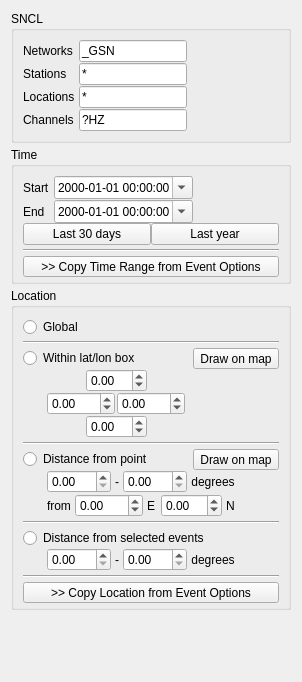
This is pyweed/gui/uic/StationOptionsWidget.ui in iris-edu/pyweed as Qt 5 draws it before an edit. The edited form follows.
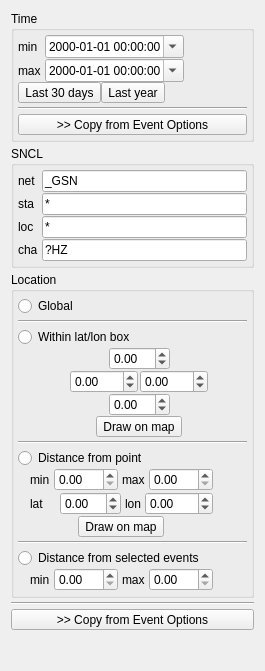
This is the edited form.

Commit message: Event/station option panels update, this tries to use the space better across Mac/Windows/Linux versions. Fix for failed update on options copy, we were emitting extra events that reverted state :P

```diff
--- a/pyweed/gui/uic/StationOptionsWidget.ui
+++ b/pyweed/gui/uic/StationOptionsWidget.ui
@@ -6,8 +6,8 @@
    <rect>
     <x>0</x>
     <y>0</y>
-    <width>302</width>
-    <height>682</height>
+    <width>265</width>
+    <height>671</height>
    </rect>
   </property>
   <property name="sizePolicy">
@@ -20,6 +20,165 @@
    <property name="spacing">
     <number>4</number>
    </property>
+   <item>
+    <widget class="QGroupBox" name="timeGroupBox">
+     <property name="title">
+      <string>Time</string>
+     </property>
+     <layout class="QVBoxLayout" name="verticalLayout_2">
+      <property name="spacing">
+       <number>4</number>
+      </property>
+      <property name="leftMargin">
+       <number>4</number>
+      </property>
+      <property name="topMargin">
+       <number>4</number>
+      </property>
+      <property name="rightMargin">
+       <number>4</number>
+      </property>
+      <property name="bottomMargin">
+       <number>4</number>
+      </property>
+      <item>
+       <layout class="QVBoxLayout" name="verticalLayout_6">
+        <property name="spacing">
+         <number>0</number>
+        </property>
+        <item>
+         <layout class="QFormLayout" name="formLayout_2">
+          <property name="fieldGrowthPolicy">
+           <enum>QFormLayout::FieldsStayAtSizeHint</enum>
+          </property>
+          <property name="formAlignment">
+           <set>Qt::AlignLeading|Qt::AlignLeft|Qt::AlignTop</set>
+          </property>
+          <property name="horizontalSpacing">
+           <number>4</number>
+          </property>
+          <property name="verticalSpacing">
+           <number>1</number>
+          </property>
+          <item row="0" column="0">
+           <widget class="QLabel" name="starttimeLabel">
+            <property name="text">
+             <string>min</string>
+            </property>
+           </widget>
+          </item>
+          <item row="0" column="1">
+           <widget class="QDateTimeEdit" name="starttimeDateTimeEdit">
+            <property name="sizePolicy">
+             <sizepolicy hsizetype="Preferred" vsizetype="Fixed">
+              <horstretch>0</horstretch>
+              <verstretch>0</verstretch>
+             </sizepolicy>
+            </property>
+            <property name="alignment">
+             <set>Qt::AlignLeading|Qt::AlignLeft|Qt::AlignVCenter</set>
+            </property>
+            <property name="displayFormat">
+             <string>yyyy-MM-dd hh:mm:ss</string>
+            </property>
+            <property name="calendarPopup">
+             <bool>true</bool>
+            </property>
+            <property name="timeSpec">
+             <enum>Qt::UTC</enum>
+            </property>
+           </widget>
+          </item>
+          <item row="1" column="0">
+           <widget class="QLabel" name="endtimeLabel">
+            <property name="text">
+             <string>max</string>
+            </property>
+           </widget>
+          </item>
+          <item row="1" column="1">
+           <widget class="QDateTimeEdit" name="endtimeDateTimeEdit">
+            <property name="sizePolicy">
+             <sizepolicy hsizetype="Preferred" vsizetype="Fixed">
+              <horstretch>0</horstretch>
+              <verstretch>0</verstretch>
+             </sizepolicy>
+            </property>
+            <property name="showGroupSeparator" stdset="0">
+             <bool>false</bool>
+            </property>
+            <property name="displayFormat">
+             <string>yyyy-MM-dd hh:mm:ss</string>
+            </property>
+            <property name="calendarPopup">
+             <bool>true</bool>
+            </property>
+            <property name="timeSpec">
+             <enum>Qt::UTC</enum>
+            </property>
+           </widget>
+          </item>
+         </layout>
+        </item>
+        <item>
+         <layout class="QHBoxLayout" name="horizontalLayout_7">
+          <item>
+           <widget class="QToolButton" name="time30DaysToolButton">
+            <property name="text">
+             <string>Last 30 days</string>
+            </property>
+           </widget>
+          </item>
+          <item>
+           <widget class="QToolButton" name="time1YearToolButton">
+            <property name="text">
+             <string>Last year</string>
+            </property>
+           </widget>
+          </item>
+          <item>
+           <spacer name="horizontalSpacer_6">
+            <property name="orientation">
+             <enum>Qt::Horizontal</enum>
+            </property>
+            <property name="sizeType">
+             <enum>QSizePolicy::Expanding</enum>
+            </property>
+            <property name="sizeHint" stdset="0">
+             <size>
+              <width>0</width>
+              <height>0</height>
+             </size>
+            </property>
+           </spacer>
+          </item>
+         </layout>
+        </item>
+       </layout>
+      </item>
+      <item>
+       <widget class="Line" name="line_3">
+        <property name="orientation">
+         <enum>Qt::Horizontal</enum>
+        </property>
+       </widget>
+      </item>
+      <item>
+       <widget class="QToolButton" name="timeFromEventsToolButton">
+        <property name="sizePolicy">
+         <sizepolicy hsizetype="Preferred" vsizetype="Fixed">
+          <horstretch>0</horstretch>
+          <verstretch>0</verstretch>
+         </sizepolicy>
+        </property>
+        <property name="text">
+         <string>&gt;&gt; Copy from Event Options</string>
+        </property>
+       </widget>
+      </item>
+     </layout>
+    </widget>
+   </item>
    <item>
     <widget class="QGroupBox" name="SNCLGroupBox">
      <property name="title">
@@ -29,10 +188,22 @@
       <set>Qt::AlignLeading|Qt::AlignLeft|Qt::AlignTop</set>
      </property>
      <layout class="QVBoxLayout" name="verticalLayout_5">
+      <property name="leftMargin">
+       <number>4</number>
+      </property>
+      <property name="topMargin">
+       <number>4</number>
+      </property>
+      <property name="rightMargin">
+       <number>4</number>
+      </property>
+      <property name="bottomMargin">
+       <number>4</number>
+      </property>
       <item>
        <layout class="QFormLayout" name="formLayout">
         <property name="fieldGrowthPolicy">
-         <enum>QFormLayout::FieldsStayAtSizeHint</enum>
+         <enum>QFormLayout::ExpandingFieldsGrow</enum>
         </property>
         <property name="formAlignment">
          <set>Qt::AlignLeading|Qt::AlignLeft|Qt::AlignTop</set>
@@ -46,12 +217,18 @@
         <item row="0" column="0">
          <widget class="QLabel" name="networkLabel">
           <property name="text">
-           <string>Networks</string>
+           <string>net</string>
           </property>
          </widget>
         </item>
         <item row="0" column="1">
          <widget class="QLineEdit" name="networkLineEdit">
+          <property name="sizePolicy">
+           <sizepolicy hsizetype="Expanding" vsizetype="Fixed">
+            <horstretch>0</horstretch>
+            <verstretch>0</verstretch>
+           </sizepolicy>
+          </property>
           <property name="text">
            <string>_GSN</string>
           </property>
@@ -67,7 +244,7 @@
         <item row="2" column="0">
          <widget class="QLabel" name="locationLabel">
           <property name="text">
-           <string>Locations</string>
+           <string>loc</string>
           </property>
          </widget>
         </item>
@@ -81,7 +258,7 @@
         <item row="3" column="0">
          <widget class="QLabel" name="channelLabel">
           <property name="text">
-           <string>Channels</string>
+           <string>cha</string>
           </property>
          </widget>
         </item>
@@ -95,7 +272,7 @@
         <item row="1" column="0">
          <widget class="QLabel" name="stationLabel">
           <property name="text">
-           <string>Stations</string>
+           <string>sta</string>
           </property>
          </widget>
         </item>
@@ -104,140 +281,6 @@
      </layout>
     </widget>
    </item>
-   <item>
-    <widget class="QGroupBox" name="timeGroupBox">
-     <property name="title">
-      <string>Time</string>
-     </property>
-     <layout class="QVBoxLayout" name="verticalLayout_2">
-      <property name="spacing">
-       <number>4</number>
-      </property>
-      <property name="bottomMargin">
-       <number>4</number>
-      </property>
-      <item>
-       <layout class="QVBoxLayout" name="verticalLayout_6">
-        <property name="spacing">
-         <number>0</number>
-        </property>
-        <item>
-         <layout class="QFormLayout" name="formLayout_2">
-          <property name="fieldGrowthPolicy">
-           <enum>QFormLayout::FieldsStayAtSizeHint</enum>
-          </property>
-          <property name="formAlignment">
-           <set>Qt::AlignLeading|Qt::AlignLeft|Qt::AlignTop</set>
-          </property>
-          <property name="horizontalSpacing">
-           <number>4</number>
-          </property>
-          <property name="verticalSpacing">
-           <number>1</number>
-          </property>
-          <item row="0" column="0">
-           <widget class="QLabel" name="starttimeLabel">
-            <property name="text">
-             <string>Start</string>
-            </property>
-           </widget>
-          </item>
-          <item row="0" column="1">
-           <widget class="QDateTimeEdit" name="starttimeDateTimeEdit">
-            <property name="sizePolicy">
-             <sizepolicy hsizetype="Preferred" vsizetype="Fixed">
-              <horstretch>0</horstretch>
-              <verstretch>0</verstretch>
-             </sizepolicy>
-            </property>
-            <property name="alignment">
-             <set>Qt::AlignLeading|Qt::AlignLeft|Qt::AlignVCenter</set>
-            </property>
-            <property name="displayFormat">
-             <string>yyyy-MM-dd hh:mm:ss</string>
-            </property>
-            <property name="calendarPopup">
-             <bool>true</bool>
-            </property>
-            <property name="timeSpec">
-             <enum>Qt::UTC</enum>
-            </property>
-           </widget>
-          </item>
-          <item row="1" column="0">
-           <widget class="QLabel" name="endtimeLabel">
-            <property name="text">
-             <string>End</string>
-            </property>
-           </widget>
-          </item>
-          <item row="1" column="1">
-           <widget class="QDateTimeEdit" name="endtimeDateTimeEdit">
-            <property name="sizePolicy">
-             <sizepolicy hsizetype="Preferred" vsizetype="Fixed">
-              <horstretch>0</horstretch>
-              <verstretch>0</verstretch>
-             </sizepolicy>
-            </property>
-            <property name="showGroupSeparator" stdset="0">
-             <bool>false</bool>
-            </property>
-            <property name="displayFormat">
-             <string>yyyy-MM-dd hh:mm:ss</string>
-            </property>
-            <property name="calendarPopup">
-             <bool>true</bool>
-            </property>
-            <property name="timeSpec">
-             <enum>Qt::UTC</enum>
-            </property>
-           </widget>
-          </item>
-         </layout>
-        </item>
-        <item>
-         <layout class="QHBoxLayout" name="horizontalLayout_7">
-          <item>
-           <widget class="QPushButton" name="time30DaysPushButton">
-            <property name="text">
-             <string>Last 30 days</string>
-            </property>
-           </widget>
-          </item>
-          <item>
-           <widget class="QPushButton" name="time1YearPushButton">
-            <property name="text">
-             <string>Last year</string>
-            </property>
-           </widget>
-          </item>
-         </layout>
-        </item>
-       </layout>
-      </item>
-      <item>
-       <widget class="Line" name="line_3">
-        <property name="orientation">
-         <enum>Qt::Horizontal</enum>
-        </property>
-       </widget>
-      </item>
-      <item>
-       <widget class="QToolButton" name="timeFromEventsToolButton">
-        <property name="sizePolicy">
-         <sizepolicy hsizetype="Preferred" vsizetype="Fixed">
-          <horstretch>0</horstretch>
-          <verstretch>0</verstretch>
-         </sizepolicy>
-        </property>
-        <property name="text">
-         <string>&gt;&gt; Copy Time Range from Event Options</string>
-        </property>
-       </widget>
-      </item>
-     </layout>
-    </widget>
-   </item>
    <item>
     <widget class="QGroupBox" name="locationGroupBox">
      <property name="title">
@@ -247,6 +290,15 @@
       <property name="spacing">
        <number>4</number>
       </property>
+      <property name="leftMargin">
+       <number>4</number>
+      </property>
+      <property name="topMargin">
+       <number>4</number>
+      </property>
+      <property name="rightMargin">
+       <number>4</number>
+      </property>
       <property name="bottomMargin">
        <number>4</number>
       </property>
@@ -310,26 +362,29 @@
             </property>
            </spacer>
           </item>
-          <item>
-           <widget class="QToolButton" name="drawLocationRangeToolButton">
-            <property name="text">
-             <string>Draw on map</string>
-            </property>
-            <property name="checkable">
-             <bool>true</bool>
-            </property>
-           </widget>
-          </item>
          </layout>
         </item>
         <item>
-         <layout class="QHBoxLayout" name="horizontalLayout_2" stretch="0,1">
+         <layout class="QHBoxLayout" name="horizontalLayout_2" stretch="0,0,0">
           <property name="spacing">
            <number>0</number>
           </property>
           <property name="leftMargin">
-           <number>24</number>
+           <number>12</number>
           </property>
+          <item>
+           <spacer name="horizontalSpacer_2">
+            <property name="orientation">
+             <enum>Qt::Horizontal</enum>
+            </property>
+            <property name="sizeHint" stdset="0">
+             <size>
+              <width>0</width>
+              <height>0</height>
+             </size>
+            </property>
+           </spacer>
+          </item>
           <item>
            <layout class="QVBoxLayout" name="verticalLayout_7">
             <property name="spacing">
@@ -451,6 +506,16 @@
               </item>
              </layout>
             </item>
+            <item alignment="Qt::AlignHCenter">
+             <widget class="QToolButton" name="drawLocationRangeToolButton">
+              <property name="text">
+               <string>Draw on map</string>
+              </property>
+              <property name="checkable">
+               <bool>true</bool>
+              </property>
+             </widget>
+            </item>
            </layout>
           </item>
           <item>
@@ -513,16 +578,6 @@
             </property>
            </spacer>
           </item>
-          <item>
-           <widget class="QToolButton" name="drawDistanceFromPointToolButton">
-            <property name="text">
-             <string>Draw on map</string>
-            </property>
-            <property name="checkable">
-             <bool>true</bool>
-            </property>
-           </widget>
-          </item>
          </layout>
         </item>
         <item>
@@ -531,7 +586,7 @@
            <number>0</number>
           </property>
           <property name="leftMargin">
-           <number>24</number>
+           <number>12</number>
           </property>
           <item>
            <layout class="QVBoxLayout" name="verticalLayout_3">
@@ -542,27 +597,34 @@
              <enum>QLayout::SetDefaultConstraint</enum>
             </property>
             <item>
-             <layout class="QHBoxLayout" name="horizontalLayout_14">
+             <layout class="QHBoxLayout" name="horizontalLayout_14" stretch="1,0,0,0">
               <property name="spacing">
                <number>4</number>
               </property>
               <property name="sizeConstraint">
                <enum>QLayout::SetDefaultConstraint</enum>
               </property>
-              <item>
-               <widget class="QDoubleSpinBox" name="distanceFromPointMinRadiusDoubleSpinBox">
-                <property name="minimum">
-                 <double>0.000000000000000</double>
-                </property>
-                <property name="maximum">
-                 <double>180.000000000000000</double>
-                </property>
-               </widget>
-              </item>
               <item>
                <widget class="QLabel" name="label_2">
                 <property name="text">
-                 <string>-</string>
+                 <string>min</string>
+                </property>
+               </widget>
+              </item>
+              <item>
+               <widget class="QDoubleSpinBox" name="distanceFromPointMinRadiusDoubleSpinBox">
+                <property name="minimum">
+                 <double>0.000000000000000</double>
+                </property>
+                <property name="maximum">
+                 <double>180.000000000000000</double>
+                </property>
+               </widget>
+              </item>
+              <item>
+               <widget class="QLabel" name="label_5">
+                <property name="text">
+                 <string>max</string>
                 </property>
                </widget>
               </item>
@@ -576,50 +638,17 @@
                 </property>
                </widget>
               </item>
-              <item>
-               <widget class="QLabel" name="label_8">
-                <property name="enabled">
-                 <bool>true</bool>
-                </property>
-                <property name="text">
-                 <string>degrees</string>
-                </property>
-                <property name="alignment">
-                 <set>Qt::AlignCenter</set>
-                </property>
-               </widget>
-              </item>
              </layout>
             </item>
             <item>
-             <layout class="QHBoxLayout" name="horizontalLayout_15">
+             <layout class="QHBoxLayout" name="horizontalLayout_15" stretch="1,0,0,0">
               <property name="spacing">
                <number>4</number>
               </property>
               <item>
                <widget class="QLabel" name="label_6">
                 <property name="text">
-                 <string>from</string>
-                </property>
-               </widget>
-              </item>
-              <item>
-               <widget class="QDoubleSpinBox" name="distanceFromPointEastDoubleSpinBox">
-                <property name="minimum">
-                 <double>-180.000000000000000</double>
-                </property>
-                <property name="maximum">
-                 <double>180.000000000000000</double>
-                </property>
-               </widget>
-              </item>
-              <item>
-               <widget class="QLabel" name="label_14">
-                <property name="enabled">
-                 <bool>true</bool>
-                </property>
-                <property name="text">
-                 <string>E</string>
+                 <string>lat</string>
                 </property>
                </widget>
               </item>
@@ -636,12 +665,32 @@
               <item>
                <widget class="QLabel" name="label_7">
                 <property name="text">
-                 <string>N</string>
+                 <string>lon</string>
+                </property>
+               </widget>
+              </item>
+              <item>
+               <widget class="QDoubleSpinBox" name="distanceFromPointEastDoubleSpinBox">
+                <property name="minimum">
+                 <double>-180.000000000000000</double>
+                </property>
+                <property name="maximum">
+                 <double>180.000000000000000</double>
                 </property>
                </widget>
               </item>
              </layout>
             </item>
+            <item alignment="Qt::AlignHCenter">
+             <widget class="QToolButton" name="drawDistanceFromPointToolButton">
+              <property name="text">
+               <string>Draw on map</string>
+              </property>
+              <property name="checkable">
+               <bool>true</bool>
+              </property>
+             </widget>
+            </item>
            </layout>
           </item>
           <item>
@@ -699,7 +748,7 @@
            <number>0</number>
           </property>
           <property name="leftMargin">
-           <number>24</number>
+           <number>12</number>
           </property>
           <item>
            <layout class="QVBoxLayout" name="verticalLayout_11">
@@ -707,27 +756,34 @@
              <number>1</number>
             </property>
             <item>
-             <layout class="QHBoxLayout" name="horizontalLayout_16">
+             <layout class="QHBoxLayout" name="horizontalLayout_16" stretch="1,0,0,0">
               <property name="spacing">
                <number>4</number>
               </property>
               <property name="sizeConstraint">
                <enum>QLayout::SetDefaultConstraint</enum>
               </property>
-              <item>
-               <widget class="QDoubleSpinBox" name="distanceFromEventsMinDoubleSpinBox">
-                <property name="minimum">
-                 <double>0.000000000000000</double>
-                </property>
-                <property name="maximum">
-                 <double>180.000000000000000</double>
-                </property>
-               </widget>
-              </item>
               <item>
                <widget class="QLabel" name="label_3">
                 <property name="text">
-                 <string>-</string>
+                 <string>min</string>
+                </property>
+               </widget>
+              </item>
+              <item>
+               <widget class="QDoubleSpinBox" name="distanceFromEventsMinDoubleSpinBox">
+                <property name="minimum">
+                 <double>0.000000000000000</double>
+                </property>
+                <property name="maximum">
+                 <double>180.000000000000000</double>
+                </property>
+               </widget>
+              </item>
+              <item>
+               <widget class="QLabel" name="label_14">
+                <property name="text">
+                 <string>max</string>
                 </property>
                </widget>
               </item>
@@ -741,19 +797,6 @@
                 </property>
                </widget>
               </item>
-              <item>
-               <widget class="QLabel" name="label_9">
-                <property name="enabled">
-                 <bool>true</bool>
-                </property>
-                <property name="text">
-                 <string>degrees</string>
-                </property>
-                <property name="alignment">
-                 <set>Qt::AlignCenter</set>
-                </property>
-               </widget>
-              </item>
              </layout>
             </item>
            </layout>
@@ -778,32 +821,32 @@
         </item>
        </layout>
       </item>
-      <item>
-       <widget class="Line" name="line_5">
-        <property name="orientation">
-         <enum>Qt::Horizontal</enum>
-        </property>
-       </widget>
-      </item>
-      <item>
-       <widget class="QToolButton" name="locationFromEventsToolButton">
-        <property name="enabled">
-         <bool>true</bool>
-        </property>
-        <property name="sizePolicy">
-         <sizepolicy hsizetype="MinimumExpanding" vsizetype="Fixed">
-          <horstretch>0</horstretch>
-          <verstretch>0</verstretch>
-         </sizepolicy>
-        </property>
-        <property name="text">
-         <string>&gt;&gt; Copy Location from Event Options</string>
-        </property>
-       </widget>
-      </item>
      </layout>
     </widget>
    </item>
+   <item>
+    <widget class="Line" name="line_5">
+     <property name="orientation">
+      <enum>Qt::Horizontal</enum>
+     </property>
+    </widget>
+   </item>
+   <item>
+    <widget class="QToolButton" name="locationFromEventsToolButton">
+     <property name="enabled">
+      <bool>true</bool>
+     </property>
+     <property name="sizePolicy">
+      <sizepolicy hsizetype="MinimumExpanding" vsizetype="Fixed">
+       <horstretch>0</horstretch>
+       <verstretch>0</verstretch>
+      </sizepolicy>
+     </property>
+     <property name="text">
+      <string>&gt;&gt; Copy from Event Options</string>
+     </property>
+    </widget>
+   </item>
    <item>
     <spacer name="verticalSpacer">
      <property name="orientation">
```
Left out of the diff: 4 changed lines with no effect on the pictures. The commit also changes 5 other files.
